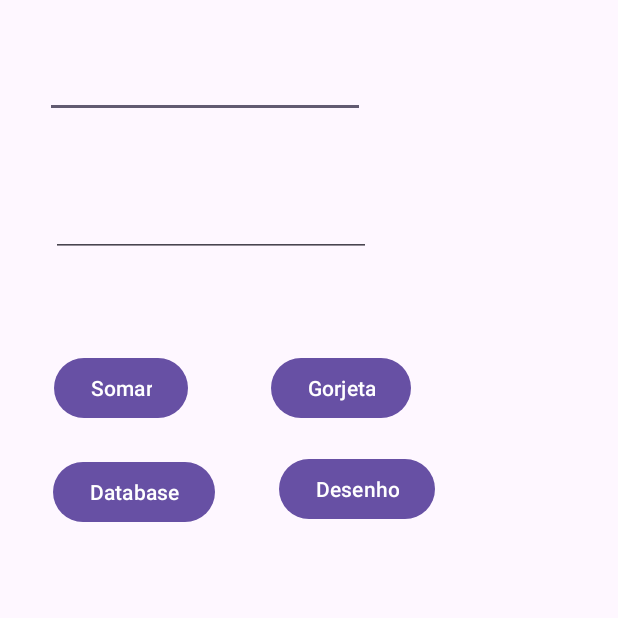
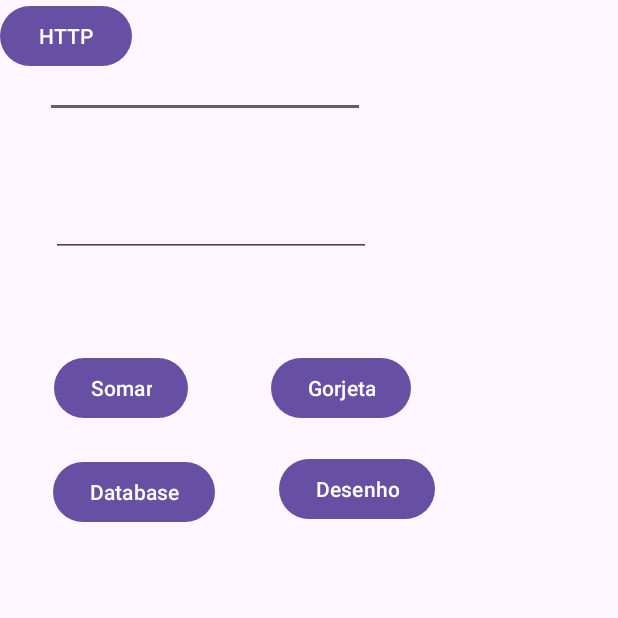
Before and after one commit to eanassu/FMU2024_14aM, an Android app: the screen it shows after launch (MainActivity), on a phone screen of 412 x 824 dp, the top half of it. Run offline under Robolectric (Android 15) with nearby library versions, the phone set to English and light mode, and no system bars.

```diff
--- a/app/src/main/AndroidManifest.xml
+++ b/app/src/main/AndroidManifest.xml
@@ -12,6 +12,9 @@
         android:supportsRtl="true"
         android:theme="@style/Theme.Aula4aM"
         tools:targetApi="31">
+        <activity
+            android:name=".HttpActivity"
+            android:exported="false" />
         <activity
             android:name=".DesenhoActivity"
             android:exported="false" />
@@ -37,5 +40,6 @@
             </intent-filter>
         </activity>
     </application>
-
+    <uses-permission android:name="android.permission.INTERNET"/>
+    <uses-permission android:name="android.permission.ACCESS_NETWORK_STATE"/>
 </manifest>
--- a/app/src/main/java/br/fmu/aula/MainActivity.java
+++ b/app/src/main/java/br/fmu/aula/MainActivity.java
@@ -42,4 +42,10 @@ public class MainActivity extends AppCompatActivity {
         Intent intent = new Intent(this, DesenhoActivity.class);
         startActivity(intent);
     }
+
+    public void abrbHttp(View view) {
+        Intent intent = new Intent(this, HttpActivity.class);
+        startActivity(intent);
+    }
+
 }
--- a/app/src/main/res/layout/activity_main.xml
+++ b/app/src/main/res/layout/activity_main.xml
@@ -70,4 +70,13 @@
         android:text="@string/txt_desenho"
         app:layout_constraintStart_toStartOf="@+id/button2"
         app:layout_constraintTop_toBottomOf="@+id/button2" />
+
+    <Button
+        android:id="@+id/button10"
+        android:layout_width="wrap_content"
+        android:layout_height="wrap_content"
+        android:onClick="abrbHttp"
+        android:text="HTTP"
+        tools:layout_editor_absoluteX="43dp"
+        tools:layout_editor_absoluteY="379dp" />
 </androidx.constraintlayout.widget.ConstraintLayout>
```
Also changed, not shown: app/src/main/java/br/fmu/aula/HttpActivity.java (added, +58 -0 lines), app/src/main/res/layout/activity_http.xml (added, +9 -0 lines).
